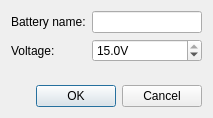
This is ui/dialog_new_battery.ui in Negativex/battery_control as Qt 5 draws it before an edit. The edited form follows.
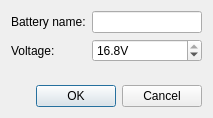
This is the edited form.

Commit message: Change battery voltage to 16.8V

The edit to the form file:
```diff
--- a/ui/dialog_new_battery.ui
+++ b/ui/dialog_new_battery.ui
@@ -42,13 +42,13 @@
                                 <number>1</number>
                             </property>
                             <property name="maximum">
-                                <double>15.000000000000000</double>
+                                <double>16.800000000000001</double>
                             </property>
                             <property name="singleStep">
                                 <double>0.100000000000000</double>
                             </property>
                             <property name="value">
-                                <double>15.000000000000000</double>
+                                <double>16.800000000000001</double>
                             </property>
                         </widget>
                     </item>
```
The commit also changes 1 other file.
